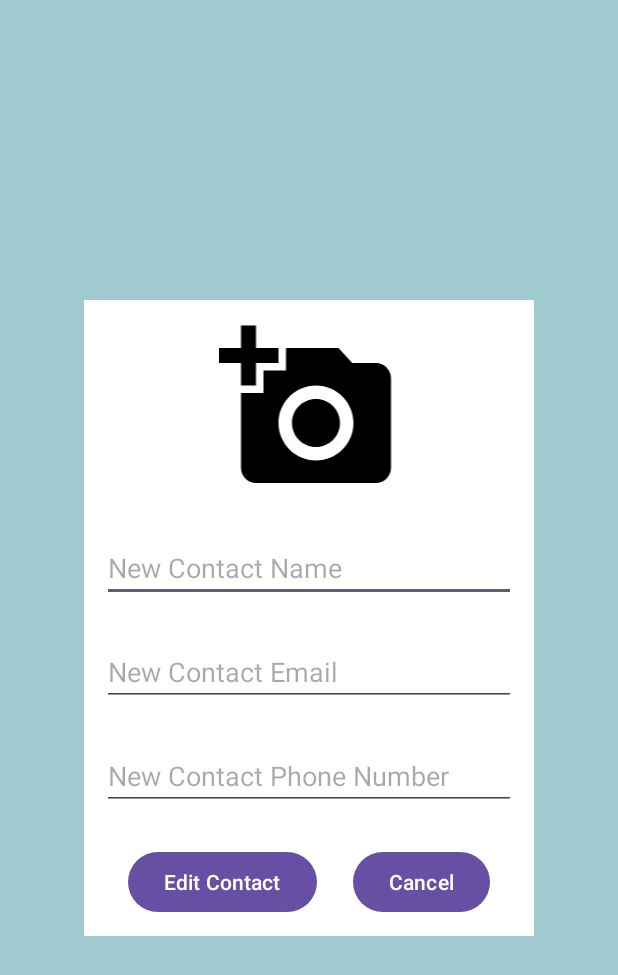
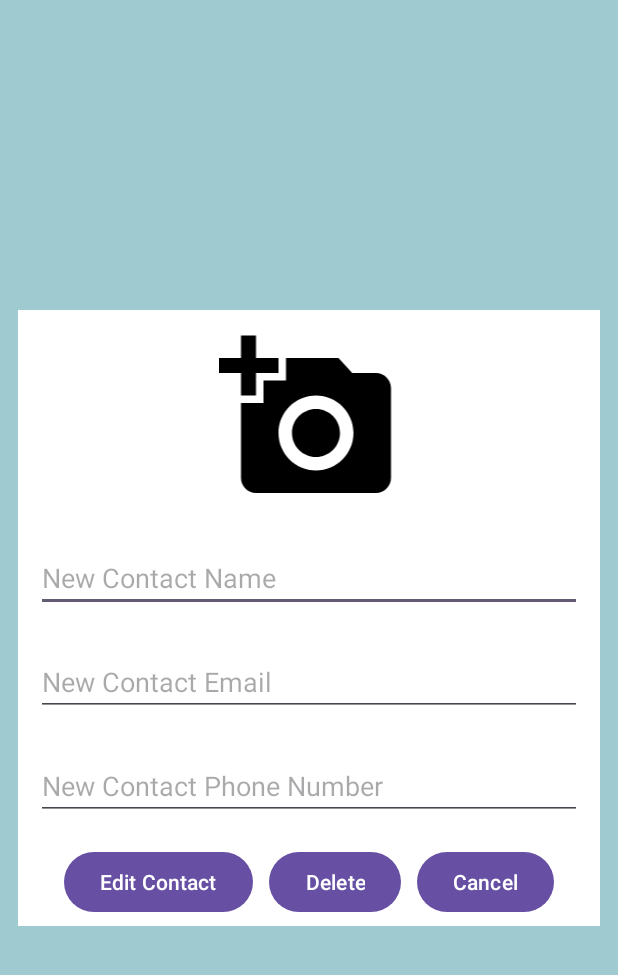
Before and after one commit to AlexssanderTavares/Phone_Book_App, an Android app: the ContactActivity screen opened directly, with no data from a screen before it, on a phone screen of 412 x 824 dp. Shown: the top 975 px of the screen. Run offline under Robolectric (Android 15) with nearby library versions, the phone set to English and light mode, and no system bars; 3 statements that could not run were skipped.

```diff
--- a/app/src/main/java/com/example/app_phone_book/ui/MainActivity.kt
+++ b/app/src/main/java/com/example/app_phone_book/ui/MainActivity.kt
@@ -65,7 +65,7 @@ class MainActivity : AppCompatActivity() {
         db = DBHelper(this)
         binding.contactRecyclerView.layoutManager = LinearLayoutManager(this)
         val adapter = ContactsRecyclerViewAdapter(db.getAllContact(), ContactsRecyclerViewAdapter.OnClickListener{
-            startActivity(Intent(this, ContactActivity::class.java))
+            result.launch(Intent(this, ContactActivity::class.java))
         })
         binding.contactRecyclerView.adapter = adapter
     }
--- a/app/src/main/res/layout/activity_contact.xml
+++ b/app/src/main/res/layout/activity_contact.xml
@@ -11,10 +11,11 @@
     tools:context=".ui.ContactActivity">
 
     <LinearLayout
-        android:layout_width="300dp"
+        android:layout_width="match_parent"
         android:layout_height="wrap_content"
         android:layout_gravity="center"
         android:background="@color/white"
+        android:layout_margin="12dp"
         android:gravity="center"
         android:orientation="vertical">
 
@@ -50,23 +51,32 @@
             android:textSize="18sp" />
 
         <LinearLayout
-            android:layout_width="wrap_content"
+            android:layout_width="match_parent"
             android:layout_height="wrap_content"
+            android:gravity="center"
             android:orientation="horizontal">
 
             <Button
                 android:id="@+id/button_edit_contact"
                 android:layout_width="wrap_content"
                 android:layout_height="wrap_content"
-                android:layout_margin="12sp"
+                android:layout_margin="5sp"
                 android:text="Edit Contact" />
+
+            <Button
+                android:id="@+id/delete_contact"
+                android:layout_width="wrap_content"
+                android:layout_height="wrap_content"
+                android:layout_margin="5sp"
+                android:text="Delete" />
 
             <Button
                 android:id="@+id/cancel_edit_contact"
                 android:layout_width="wrap_content"
                 android:layout_height="wrap_content"
-                android:layout_margin="12sp"
+                android:layout_margin="5sp"
                 android:text="Cancel" />
+
         </LinearLayout>
     </LinearLayout>
 </LinearLayout>
```
Also changed, not shown: app/src/main/java/com/example/app_phone_book/ui/ContactActivity.kt (+58 -0 lines), app/src/main/java/com/example/app_phone_book/ui/NewContactActivity.kt (+3 -5 lines).
